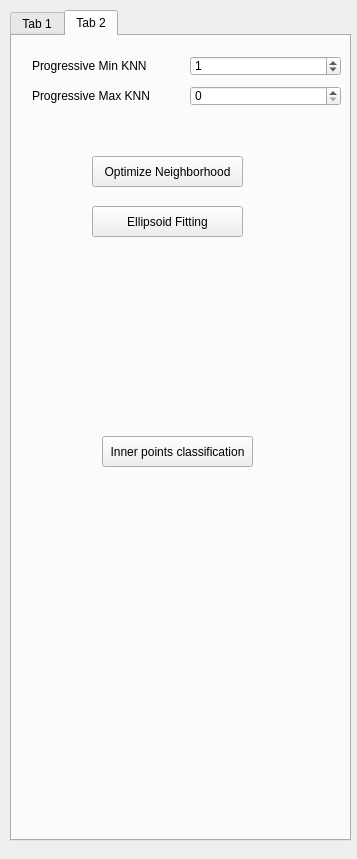
Above: point-cloud-2015/UI/para_wlop.ui from sunwaylive/Point-Cloud-Processing-2015 before the change. Below: the same form after it.
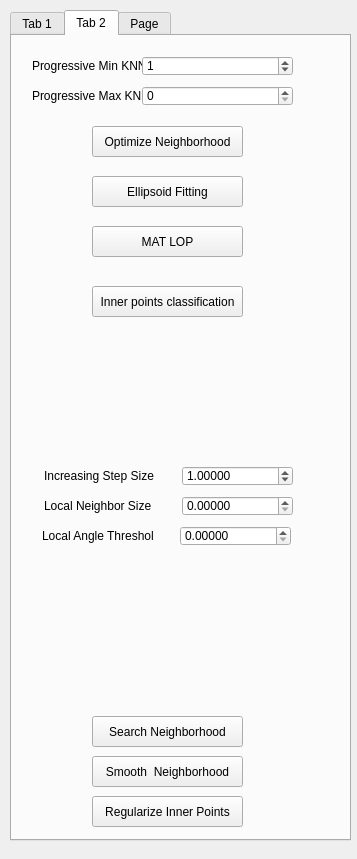
That is the form after the change. The open tabs and pages were chosen to show the change.

```diff
--- a/point-cloud-2015/UI/para_wlop.ui
+++ b/point-cloud-2015/UI/para_wlop.ui
@@ -500,7 +500,7 @@
      <property name="geometry">
       <rect>
        <x>80</x>
-       <y>120</y>
+       <y>90</y>
        <width>151</width>
        <height>31</height>
       </rect>
@@ -538,7 +538,7 @@
     <widget class="QDoubleSpinBox" name="progressive_min_knn">
      <property name="geometry">
       <rect>
-       <x>178</x>
+       <x>130</x>
        <y>20</y>
        <width>151</width>
        <height>20</height>
@@ -563,7 +563,7 @@
     <widget class="QDoubleSpinBox" name="progressive_max_knn">
      <property name="geometry">
       <rect>
-       <x>178</x>
+       <x>130</x>
        <y>50</y>
        <width>151</width>
        <height>20</height>
@@ -582,8 +582,8 @@
     <widget class="QPushButton" name="inner_points_classification">
      <property name="geometry">
       <rect>
-       <x>90</x>
-       <y>400</y>
+       <x>80</x>
+       <y>250</y>
        <width>151</width>
        <height>31</height>
       </rect>
@@ -596,13 +596,211 @@
      <property name="geometry">
       <rect>
        <x>80</x>
-       <y>170</y>
+       <y>140</y>
        <width>151</width>
        <height>31</height>
       </rect>
      </property>
      <property name="text">
       <string>Ellipsoid Fitting</string>
+     </property>
+    </widget>
+    <widget class="QPushButton" name="mat_lop">
+     <property name="geometry">
+      <rect>
+       <x>80</x>
+       <y>190</y>
+       <width>151</width>
+       <height>31</height>
+      </rect>
+     </property>
+     <property name="text">
+      <string>MAT LOP</string>
+     </property>
+    </widget>
+    <widget class="QPushButton" name="pushButton_search_neighborhood">
+     <property name="geometry">
+      <rect>
+       <x>80</x>
+       <y>680</y>
+       <width>151</width>
+       <height>31</height>
+      </rect>
+     </property>
+     <property name="text">
+      <string>Search Neighborhood</string>
+     </property>
+    </widget>
+    <widget class="QPushButton" name="pushButton_smooth_neighborhood">
+     <property name="geometry">
+      <rect>
+       <x>80</x>
+       <y>720</y>
+       <width>151</width>
+       <height>31</height>
+      </rect>
+     </property>
+     <property name="text">
+      <string>Smooth  Neighborhood</string>
+     </property>
+    </widget>
+    <widget class="QPushButton" name="pushButton_regularize_inner_points">
+     <property name="geometry">
+      <rect>
+       <x>80</x>
+       <y>760</y>
+       <width>151</width>
+       <height>31</height>
+      </rect>
+     </property>
+     <property name="text">
+      <string>Regularize Inner Points</string>
+     </property>
+    </widget>
+    <widget class="QDoubleSpinBox" name="local_neighbor_size">
+     <property name="geometry">
+      <rect>
+       <x>170</x>
+       <y>460</y>
+       <width>111</width>
+       <height>20</height>
+      </rect>
+     </property>
+     <property name="decimals">
+      <number>5</number>
+     </property>
+     <property name="maximum">
+      <double>100000.000000000000000</double>
+     </property>
+     <property name="singleStep">
+      <double>0.100000000000000</double>
+     </property>
+    </widget>
+    <widget class="QLabel" name="label_10">
+     <property name="geometry">
+      <rect>
+       <x>32</x>
+       <y>460</y>
+       <width>111</width>
+       <height>20</height>
+      </rect>
+     </property>
+     <property name="text">
+      <string>Local Neighbor Size</string>
+     </property>
+    </widget>
+    <widget class="QDoubleSpinBox" name="increasing_step_size">
+     <property name="geometry">
+      <rect>
+       <x>170</x>
+       <y>430</y>
+       <width>111</width>
+       <height>20</height>
+      </rect>
+     </property>
+     <property name="decimals">
+      <number>5</number>
+     </property>
+     <property name="minimum">
+      <double>0.000000000000000</double>
+     </property>
+     <property name="maximum">
+      <double>1000.000000000000000</double>
+     </property>
+     <property name="singleStep">
+      <double>0.010000000000000</double>
+     </property>
+     <property name="value">
+      <double>1.000000000000000</double>
+     </property>
+    </widget>
+    <widget class="QLabel" name="label_11">
+     <property name="geometry">
+      <rect>
+       <x>32</x>
+       <y>430</y>
+       <width>111</width>
+       <height>20</height>
+      </rect>
+     </property>
+     <property name="text">
+      <string>Increasing Step Size</string>
+     </property>
+    </widget>
+    <widget class="QLabel" name="label_12">
+     <property name="geometry">
+      <rect>
+       <x>30</x>
+       <y>490</y>
+       <width>111</width>
+       <height>20</height>
+      </rect>
+     </property>
+     <property name="text">
+      <string>Local Angle Threshold</string>
+     </property>
+    </widget>
+    <widget class="QDoubleSpinBox" name="local_angle_threshold">
+     <property name="geometry">
+      <rect>
+       <x>168</x>
+       <y>490</y>
+       <width>111</width>
+       <height>20</height>
+      </rect>
+     </property>
+     <property name="decimals">
+      <number>5</number>
+     </property>
+     <property name="maximum">
+      <double>100000.000000000000000</double>
+     </property>
+     <property name="singleStep">
+      <double>0.100000000000000</double>
+     </property>
+    </widget>
+   </widget>
+   <widget class="QWidget" name="tab_3">
+    <attribute name="title">
+     <string>Page</string>
+    </attribute>
+    <widget class="QPushButton" name="self_WLOP">
+     <property name="geometry">
+      <rect>
+       <x>90</x>
+       <y>70</y>
+       <width>151</width>
+       <height>31</height>
+      </rect>
+     </property>
+     <property name="text">
+      <string>Self WLOP</string>
+     </property>
+    </widget>
+    <widget class="QPushButton" name="move_backward">
+     <property name="geometry">
+      <rect>
+       <x>90</x>
+       <y>20</y>
+       <width>151</width>
+       <height>31</height>
+      </rect>
+     </property>
+     <property name="text">
+      <string>Move Backward</string>
+     </property>
+    </widget>
+    <widget class="QPushButton" name="normal_smoothing">
+     <property name="geometry">
+      <rect>
+       <x>90</x>
+       <y>120</y>
+       <width>151</width>
+       <height>31</height>
+      </rect>
+     </property>
+     <property name="text">
+      <string>Normal smoothing</string>
      </property>
     </widget>
    </widget>
```
Left out of the diff: 2 changed lines with no effect on the pictures.
